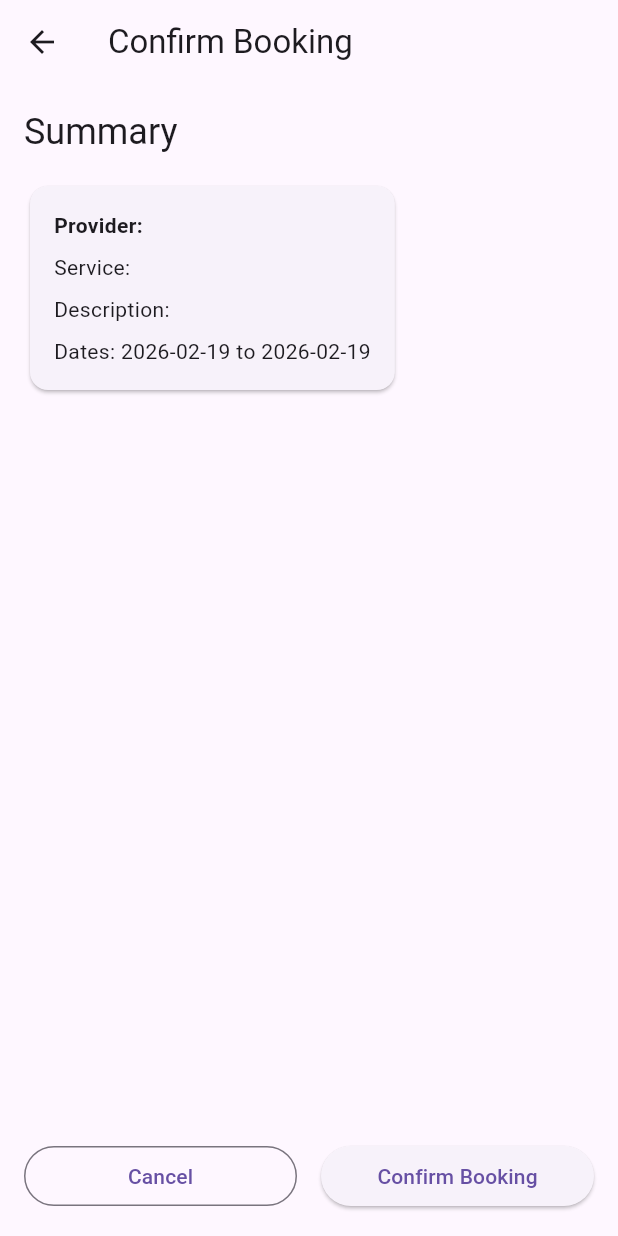
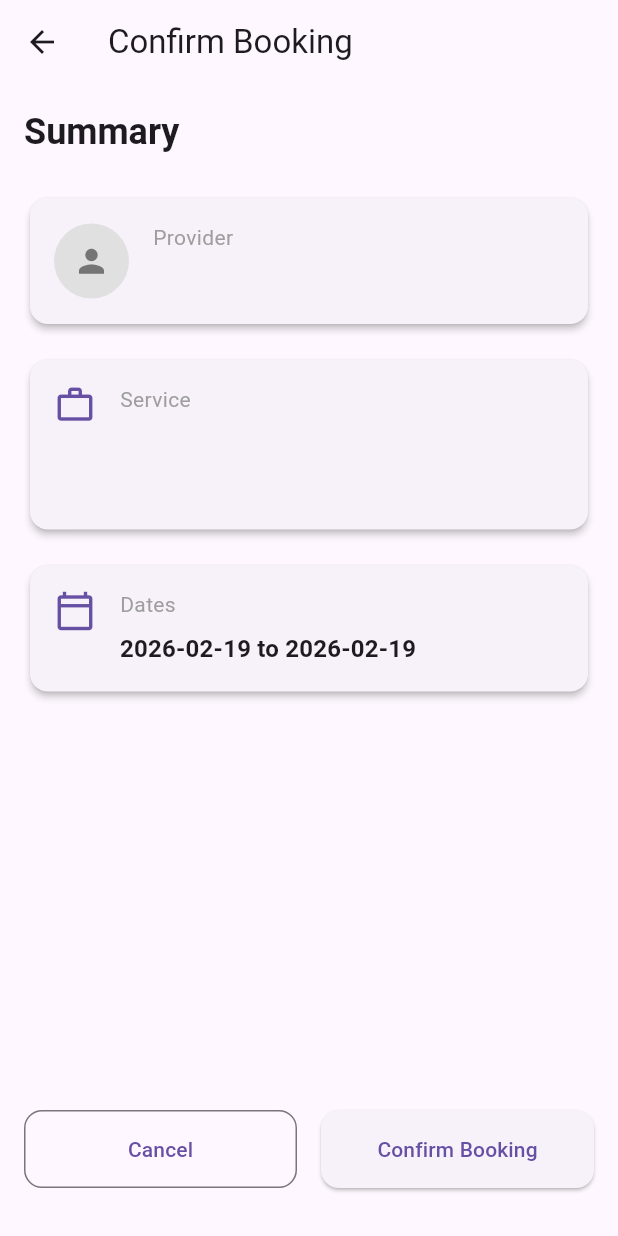
Before and after one commit to yeabsiradaniel/provider, a Flutter app: the ConfirmBookingScreen screen opened directly with empty values, on a phone screen of 412 x 824 dp. Run offline on Flutter 3.47's test engine with Material 3 defaults, Android fonts, the light colour scheme and no system bars; our stand-ins replace fl_chart, flutter_rating_bar, flutter_riverpod, geolocator, image_picker, permission_handler and 3 more; accounts and stored records are empty.

Commit message:
feat(bookings): Redesign Confirm Booking screen UI
This commit introduces a redesigned UI for the booking confirmation screen to provide a more modern and user-friendly experience.

- Implements a card-based layout with clear sections for provider, service, and date details.

- Uses the ProfileAvatar widget to display the provider's image.

- Improves the styling of the confirmation and cancel buttons.

```diff
--- a/mobile/lib/features/bookings/presentation/screens/confirm_booking_screen.dart
+++ b/mobile/lib/features/bookings/presentation/screens/confirm_booking_screen.dart
@@ -2,6 +2,7 @@ import 'package:flutter/material.dart';
 import 'package:mobile/features/bookings/domain/services/job_service.dart';
 import 'package:mobile/features/bookings/presentation/screens/booking_success_screen.dart';
 import 'package:mobile/l10n/app_localizations.dart';
+import 'package:mobile/core/widgets/profile_avatar.dart';
 import 'dart:developer';
 
 class ConfirmBookingScreen extends StatefulWidget {
@@ -46,40 +47,91 @@ class _ConfirmBookingScreenState extends State<ConfirmBookingScreen> {
   @override
   Widget build(BuildContext context) {
     final l10n = AppLocalizations.of(context)!;
+    final String providerName = widget.jobDetails['providerName'] ?? 'N/A';
+    final String serviceName = widget.jobDetails['serviceName'] ?? 'N/A';
+    final String description = widget.jobDetails['description'] ?? 'N/A';
+    final String startDate = widget.jobDetails['startDate']?.split('T')[0] ?? 'N/A';
+    final String endDate = widget.jobDetails['endDate']?.split('T')[0] ?? 'N/A';
+    final String profilePhoto = widget.jobDetails['profilePhoto'] ?? '';
+
     return Scaffold(
       appBar: AppBar(
         title: Text(l10n.confirmBooking),
+        backgroundColor: Theme.of(context).colorScheme.background,
+        elevation: 0,
       ),
-      body: Padding(
+      backgroundColor: Theme.of(context).colorScheme.background,
+      body: SingleChildScrollView(
         padding: const EdgeInsets.all(16.0),
         child: Column(
           crossAxisAlignment: CrossAxisAlignment.start,
           children: [
-            Text('Summary', style: Theme.of(context).textTheme.headlineSmall),
-            const SizedBox(height: 16),
+            Text('Summary', style: Theme.of(context).textTheme.headlineSmall?.copyWith(fontWeight: FontWeight.bold)),
+            const SizedBox(height: 24),
+
+            // Provider Info Card
             Card(
+              elevation: 2,
+              shape: RoundedRectangleBorder(borderRadius: BorderRadius.circular(12)),
               child: Padding(
                 padding: const EdgeInsets.all(16.0),
+                child: Row(
+                  children: [
+                    ProfileAvatar(imageUrl: profilePhoto, radius: 25),
+                    const SizedBox(width: 16),
+                    Expanded(
                       child: Column(
                         crossAxisAlignment: CrossAxisAlignment.start,
                         children: [
-                    Text('Provider: ${widget.jobDetails['providerName']}', style: const TextStyle(fontWeight: FontWeight.bold)),
-                    const SizedBox(height: 8),
-                     Text('Service: ${widget.jobDetails['serviceName']}'),
-                    const SizedBox(height: 8),
-                    Text('Description: ${widget.jobDetails['description']}'),
-                    const SizedBox(height: 8),
-                    Text('Dates: ${widget.jobDetails['startDate'].split('T')[0]} to ${widget.jobDetails['endDate'].split('T')[0]}'),
+                          const Text('Provider', style: TextStyle(color: Colors.grey)),
+                          const SizedBox(height: 4),
+                          Text(providerName, style: Theme.of(context).textTheme.titleLarge),
+                        ],
+                      ),
+                    ),
                   ],
                 ),
               ),
             ),
-            const Spacer(),
-            Row(
+            const SizedBox(height: 16),
+
+            // Service Details Card
+            _buildInfoCard(
+              context: context,
+              icon: Icons.work_outline,
+              title: 'Service',
+              child: Column(
+                crossAxisAlignment: CrossAxisAlignment.start,
+                children: [
+                  Text(serviceName, style: Theme.of(context).textTheme.titleMedium?.copyWith(fontWeight: FontWeight.bold)),
+                  const SizedBox(height: 8),
+                  Text(description, style: const TextStyle(color: Colors.grey)),
+                ],
+              ),
+            ),
+            const SizedBox(height: 16),
+
+            // Date & Time Card
+            _buildInfoCard(
+              context: context,
+              icon: Icons.calendar_today_outlined,
+              title: 'Dates',
+              child: Text('$startDate to $endDate', style: Theme.of(context).textTheme.titleMedium?.copyWith(fontWeight: FontWeight.bold)),
+            ),
+          ],
+        ),
+      ),
+      bottomNavigationBar: Padding(
+        padding: const EdgeInsets.fromLTRB(16, 16, 16, 32),
+        child: Row(
           children: [
             Expanded(
               child: OutlinedButton(
                 onPressed: () => Navigator.of(context).pop(),
+                style: OutlinedButton.styleFrom(
+                  padding: const EdgeInsets.symmetric(vertical: 16),
+                  shape: RoundedRectangleBorder(borderRadius: BorderRadius.circular(12)),
+                ),
                 child: Text(l10n.cancel),
               ),
             ),
@@ -87,13 +139,46 @@ class _ConfirmBookingScreenState extends State<ConfirmBookingScreen> {
             Expanded(
               child: ElevatedButton(
                 onPressed: _isBooking ? null : _confirmBooking,
+                style: ElevatedButton.styleFrom(
+                  padding: const EdgeInsets.symmetric(vertical: 16),
+                  shape: RoundedRectangleBorder(borderRadius: BorderRadius.circular(12)),
+                ),
                 child: _isBooking
-                        ? const CircularProgressIndicator(color: Colors.white)
+                    ? const SizedBox(
+                        height: 24,
+                        width: 24,
+                        child: CircularProgressIndicator(color: Colors.white, strokeWidth: 3),
+                      )
                     : Text(l10n.confirmBooking),
               ),
             ),
           ],
-            )
+        ),
+      ),
+    );
+  }
+
+  Widget _buildInfoCard({required BuildContext context, required IconData icon, required String title, required Widget child}) {
+    return Card(
+      elevation: 2,
+      shape: RoundedRectangleBorder(borderRadius: BorderRadius.circular(12)),
+      child: Padding(
+        padding: const EdgeInsets.all(16.0),
+        child: Row(
+          crossAxisAlignment: CrossAxisAlignment.start,
+          children: [
+            Icon(icon, color: Theme.of(context).colorScheme.primary, size: 28),
+            const SizedBox(width: 16),
+            Expanded(
+              child: Column(
+                crossAxisAlignment: CrossAxisAlignment.start,
+                children: [
+                  Text(title, style: const TextStyle(color: Colors.grey)),
+                  const SizedBox(height: 8),
+                  child,
+                ],
+              ),
+            ),
           ],
         ),
       ),
--- a/mobile/lib/features/providers/presentation/screens/provider_profile_screen.dart
+++ b/mobile/lib/features/providers/presentation/screens/provider_profile_screen.dart
@@ -233,6 +233,7 @@ class _ProviderProfileScreenState extends ConsumerState<ProviderProfileScreen> {
                 'providerId': widget.providerId,
                 'providerName':
                     '${_provider!.user.firstName} ${_provider!.user.lastName}',
+                'profilePhoto': _provider!.user.profilePhoto,
                 'description': _descriptionController.text,
                 'startDate': _selectedDateRange!.start.toIso8601String(),
                 'endDate': _selectedDateRange!.end.toIso8601String(),
```
Also changed, not shown: 2 other files. Lines whose indentation alone changed are shown as unchanged.
